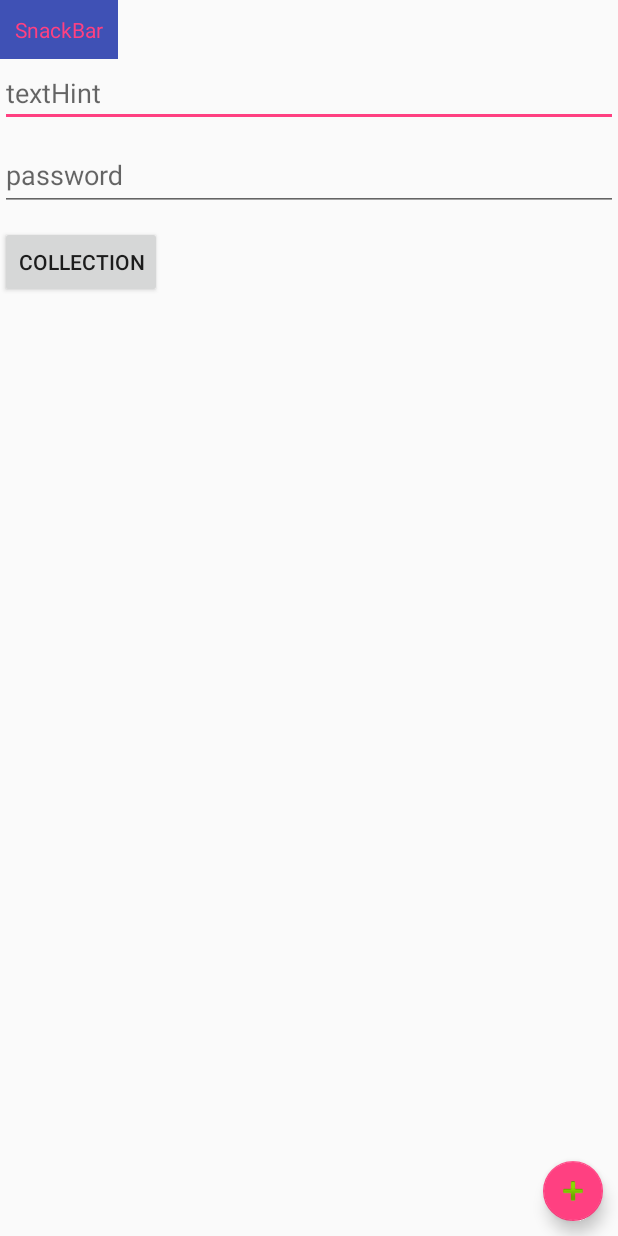
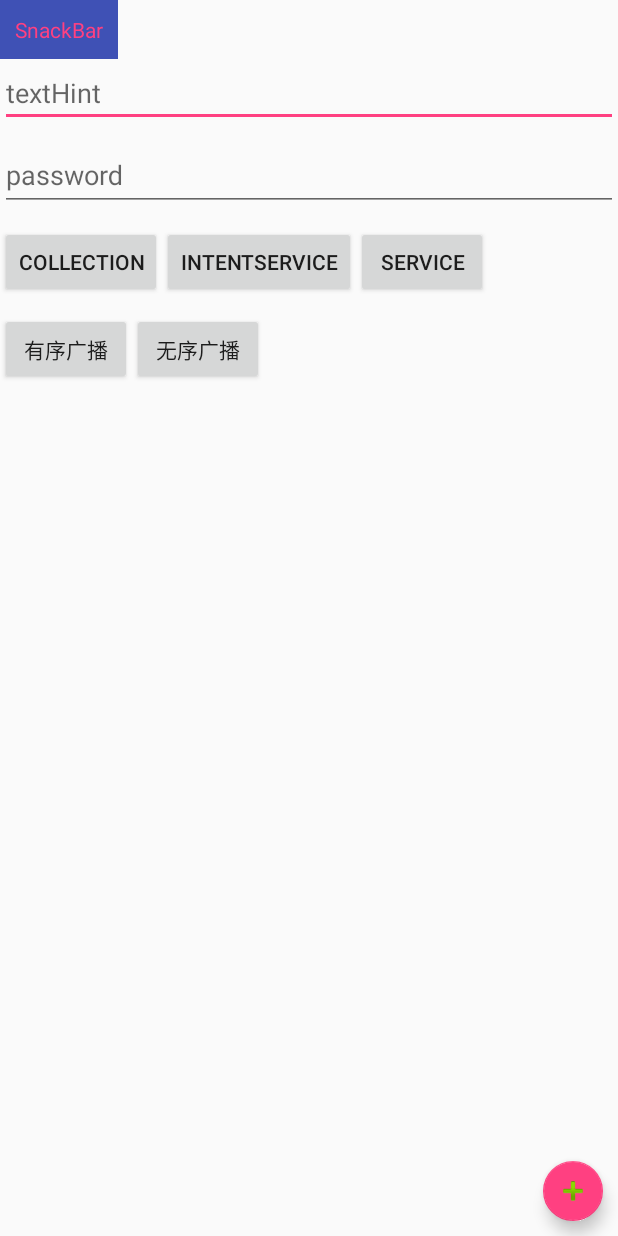
Before and after one commit to shaoxuefei/TizzyD, an Android app: the Main2Activity screen opened directly, with no data from a screen before it, on a phone screen of 412 x 824 dp. Run offline under Robolectric (Android 15) with nearby library versions, the phone set to English and light mode, and no system bars.

Commit message:
service brocaCast

```diff
--- a/app/src/main/java/com/shanlin/sxf/Main2Activity.java
+++ b/app/src/main/java/com/shanlin/sxf/Main2Activity.java
@@ -1,6 +1,8 @@
 package com.shanlin.sxf;
 
 import android.content.Intent;
+import android.os.Handler;
+import android.os.Message;
 import android.support.design.widget.FloatingActionButton;
 import android.support.design.widget.Snackbar;
 import android.support.design.widget.TextInputEditText;
@@ -9,10 +11,14 @@ import android.support.v7.app.AppCompatActivity;
 import android.os.Bundle;
 import android.text.Editable;
 import android.text.TextWatcher;
+import android.util.Log;
 import android.view.View;
 import android.widget.Button;
 import android.widget.EditText;
 import android.widget.TextView;
+
+import com.shanlin.sxf.service.MyIntentService;
+import com.shanlin.sxf.service.MyService;
 
 public class Main2Activity extends AppCompatActivity implements View.OnClickListener {
     private TextView snackbar_text;
@@ -20,7 +26,7 @@ public class Main2Activity extends AppCompatActivity implements View.OnClickList
     private EditText editText;
     private TextInputLayout textInputLayout;
     private FloatingActionButton floatButton;
-    private Button collection;
+    private Button collection,intentService,service,broadCast,broadOrderCast;
     @Override
     protected void onCreate(Bundle savedInstanceState) {
         super.onCreate(savedInstanceState);
@@ -29,6 +35,10 @@ public class Main2Activity extends AppCompatActivity implements View.OnClickList
     }
 
     private void initView(){
+        broadCast= (Button) findViewById(R.id.broadCast);
+        broadOrderCast= (Button) findViewById(R.id.orderBroadCast);
+        service= (Button) findViewById(R.id.service);
+        intentService= (Button) findViewById(R.id.intentService);
         collection= (Button) findViewById(R.id.collection);
         textInputLayout= (TextInputLayout) findViewById(R.id.textInputLayout);
         snackbar_text= (TextView) findViewById(R.id.snackbar_text);
@@ -38,6 +48,10 @@ public class Main2Activity extends AppCompatActivity implements View.OnClickList
         floatButton.setOnClickListener(this);
         snackbar_text.setOnClickListener(this);
         collection.setOnClickListener(this);
+        intentService.setOnClickListener(this);
+        service.setOnClickListener(this);
+        broadCast.setOnClickListener(this);
+        broadOrderCast.setOnClickListener(this);
         EditText editText = textInputLayout.getEditText();
         editText.addTextChangedListener(new TextWatcher() {
             @Override
@@ -72,8 +86,6 @@ public class Main2Activity extends AppCompatActivity implements View.OnClickList
                 public void onClick(View v) {
                     Snackbar.make(snackbar_text,"Action",Snackbar.LENGTH_SHORT).show();
                 }
-
-
             }).show();
         }else if(id==R.id.floatButton){
             Snackbar.make(floatButton,"FloatActionButton",Snackbar.LENGTH_SHORT).setAction("Intent", new View.OnClickListener() {
@@ -85,6 +97,37 @@ public class Main2Activity extends AppCompatActivity implements View.OnClickList
             }).show();
         }else if(id==R.id.collection){
             new Miss().useCollection();
+        }else if(id==R.id.intentService){
+            MyIntentService.startIntentService(this,new MyHandler());
+            intentService.setText("upload");
+        }else if(id==R.id.service){
+            MyService.startMyService(this,new MyHandler());
+            service.setText("upload");
+        }else if(id==R.id.broadCast){
+            //广播一般都是通过  隐式意图来发的--这样可以 发送一个广播  导致 多个接受者接受到广播
+            Intent intent=new Intent();
+            intent.setAction("com.myBrocaCast");
+            sendBroadcast(intent);
+        }else if(id==R.id.orderBroadCast){
+            Intent intent=new Intent();
+            intent.setAction("com.myBrocaCast");
+            sendOrderedBroadcast(intent,null);
+        }
+    }
+
+    class MyHandler extends Handler{
+        @Override
+        public void handleMessage(Message msg) {
+            super.handleMessage(msg);
+            switch (msg.what){
+                case 1:
+                    intentService.setText("Success");
+                    break;
+                case 2:
+                    service.setText("Success");
+                    break;
+            }
+            Log.e("aa","handler回调");
         }
     }
 
--- a/app/src/main/res/layout/activity_main2.xml
+++ b/app/src/main/res/layout/activity_main2.xml
@@ -61,6 +61,7 @@
     <LinearLayout
         android:layout_width="match_parent"
         android:layout_below="@+id/linear"
+        android:id="@+id/linearOne"
         android:layout_marginTop="10dp"
         android:orientation="horizontal"
         android:layout_height="wrap_content">
@@ -71,5 +72,39 @@
             android:id="@+id/collection"
             />
 
+        <Button
+            android:layout_width="wrap_content"
+            android:layout_height="wrap_content"
+            android:id="@+id/intentService"
+            android:text="IntentService"
+            />
+
+        <Button
+            android:layout_width="wrap_content"
+            android:layout_height="wrap_content"
+            android:id="@+id/service"
+            android:text="service"
+            />
+
+    </LinearLayout>
+    <LinearLayout
+        android:layout_width="match_parent"
+        android:layout_below="@+id/linearOne"
+        android:layout_marginTop="10dp"
+        android:orientation="horizontal"
+        android:layout_height="wrap_content">
+        <Button
+            android:layout_width="wrap_content"
+            android:layout_height="wrap_content"
+            android:text="有序广播"
+            android:id="@+id/orderBroadCast"
+            />
+
+        <Button
+            android:layout_width="wrap_content"
+            android:layout_height="wrap_content"
+            android:id="@+id/broadCast"
+            android:text="无序广播"
+            />
     </LinearLayout>
 </RelativeLayout>
```
Also changed, not shown: app/src/main/AndroidManifest.xml (+16 -0 lines), app/src/main/java/com/shanlin/sxf/MainActivity.java (+37 -1 lines), app/src/main/java/com/shanlin/sxf/broadcast/MyBroadCastBReceive.java (added, +20 -0 lines), app/src/main/java/com/shanlin/sxf/broadcast/MyBroadCastReceive.java (added, +25 -0 lines), app/src/main/java/com/shanlin/sxf/service/MyIntentService.java (added, +50 -0 lines), app/src/main/java/com/shanlin/sxf/service/MyService.java (added, +68 -0 lines).
